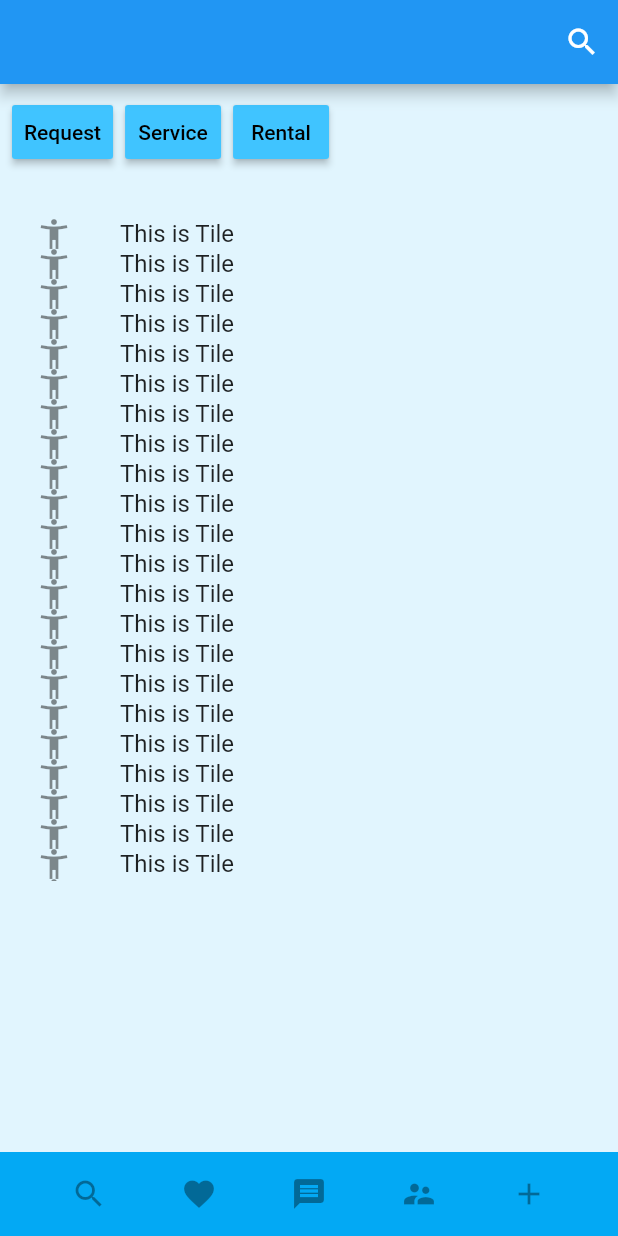
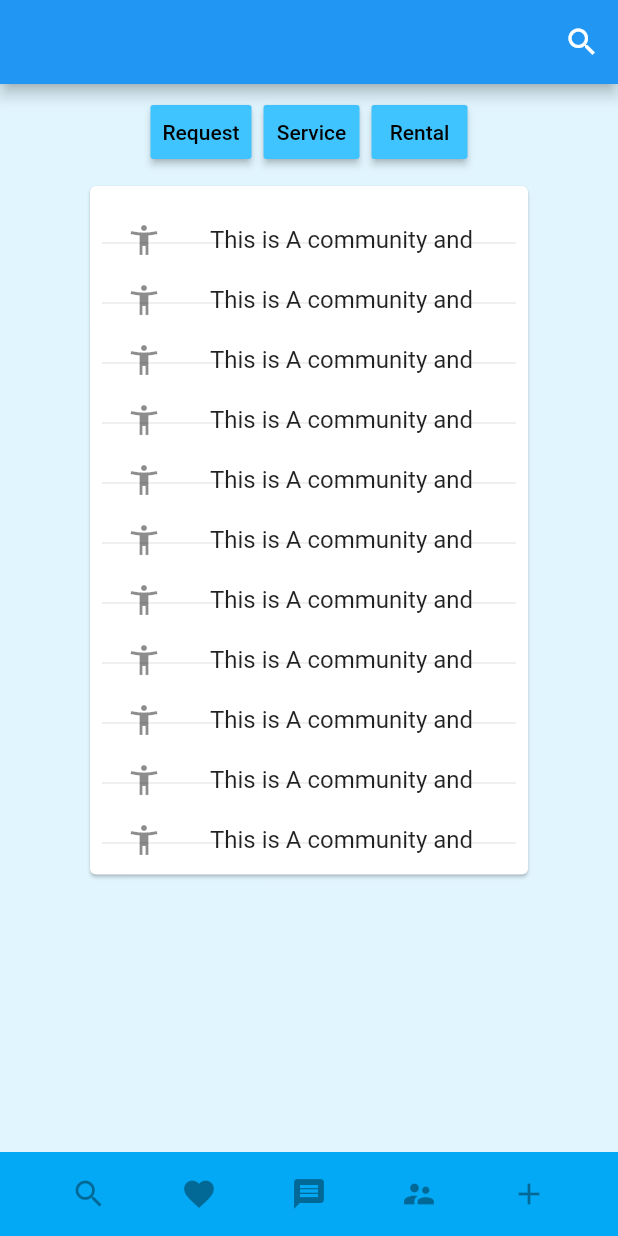
Before and after one commit to jnisitha/client_side_app, a Flutter app: the screen it shows after launch, on a phone screen of 412 x 824 dp. Run offline on Flutter 3.47's test engine with Material 2 defaults, Android fonts, the phone set to English and light mode, and no system bars.

Commit message:
Reformat UI home1.0

```diff
--- a/lib/home.dart
+++ b/lib/home.dart
@@ -15,7 +15,8 @@ class HomePage extends StatelessWidget {
         ],
       ),
       backgroundColor: Colors.lightBlue[50],
-      body: HomeBody(), //prolly a better way of doing this exists.
+      body:
+          Center(child: HomeBody()), //prolly a better way of doing this exists.
       bottomNavigationBar: BottomAppBar(),
     );
   }
@@ -48,8 +49,14 @@ class HomeBody extends StatelessWidget {
     return Container(
         child: Column(
       children: <Widget>[
-            Row(children: <Widget>[requestServiceRentalButtons]),
-            Row(children: <Widget>[CommunityFeedList()]),
+        Row(
+            crossAxisAlignment: CrossAxisAlignment.center,
+            mainAxisAlignment: MainAxisAlignment.center,
+            children: <Widget>[requestServiceRentalButtons]),
+        Row(
+            crossAxisAlignment: CrossAxisAlignment.center,
+            mainAxisAlignment: MainAxisAlignment.center,
+            children: <Widget>[CommunityFeedList()]),
         //ListView()
       ],
     ));
@@ -174,28 +181,21 @@ class CommunityFeedList extends StatefulWidget {
 }
 
 class _CommunityFeedList extends State<CommunityFeedList> {
-
-
   @override
   Widget build(BuildContext context) {
     return Container(
         height: 467.0,
         width: 300.0,
+        child: Card(
             child: ListView.builder(
           padding: EdgeInsets.all(8.0),
           itemExtent: 20.0,
           itemBuilder: (BuildContext context, int index) {
+            if (index.isOdd) return Divider();
+
             return CommunityFeedListTile();
           },
-
-//      children: <Widget>[
-//        CommunityFeedListTile(),
-//        CommunityFeedListTile(),
-//        CommunityFeedListTile(),
-//        CommunityFeedListTile(),
-//        CommunityFeedListTile(),
-//      ],
-    ));
+        )));
   }
 }
 
@@ -208,10 +208,13 @@ class CommunityFeedListTile extends StatefulWidget {
 }
 
 class _CommunityFeedListTile extends State<CommunityFeedListTile> {
-
+  //consider cards.
   @override
   Widget build(BuildContext context) {
     return ListTile(
-        leading: Icon(Icons.accessibility_new), title: Text("This is Tile"));
+      leading: Icon(Icons.accessibility_new),
+      title: Text("This is A community and it's feed"),
+      onTap: () {},
+    );
   }
 }
```
Also changed, not shown: lib/login.dart (added), lib/signup.dart (added). Lines whose indentation alone changed are shown as unchanged.
